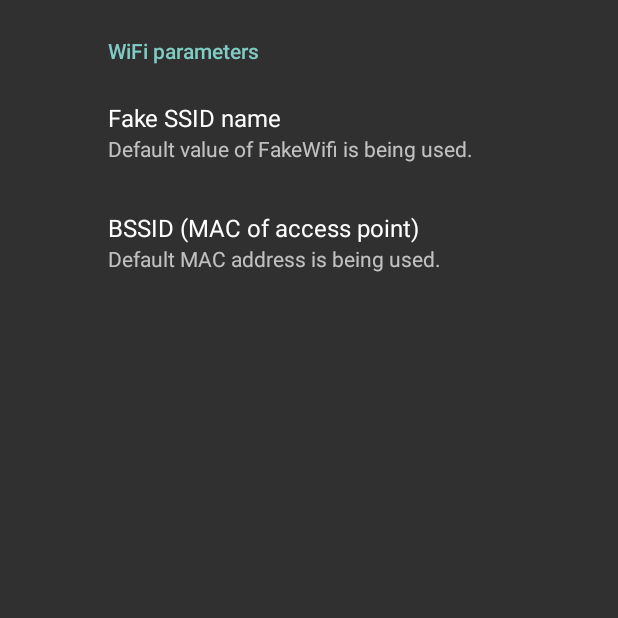
After one commit to chylek/FakeWifi, an Android app: the fragment PrefsFragment shown on its own in the app's theme, on a phone screen of 412 x 824 dp, the top half of it. The commit adds this screen. Run offline under Robolectric (Android 15) with nearby library versions, the phone set to English and light mode, and no system bars; our stand-ins replace androidx.preference.

Commit message:
add preference fragment for wifi and mac, bump version

```diff
--- a/app/build.gradle
+++ b/app/build.gradle
@@ -7,8 +7,8 @@ android {
         applicationId "eu.chylek.adam.fakewifi"
         minSdkVersion 18
         targetSdkVersion 26
-        versionCode 2
-        versionName "1.0.1"
+        versionCode 3
+        versionName "1.1"
         testInstrumentationRunner "android.support.test.runner.AndroidJUnitRunner"
     }
     buildTypes {
@@ -27,6 +27,8 @@ dependencies {
     compile 'com.android.support:appcompat-v7:26.0.2'
     compile 'com.android.support.constraint:constraint-layout:1.0.2'
     compile 'com.android.support:support-v4:26.0.2'
+    compile 'com.android.support:preference-v7:26.0.2'
+    compile 'com.android.support:preference-v14:26.1.0'
     testCompile 'junit:junit:4.12'
     provided 'de.robv.android.xposed:api:82'
 }
--- a/app/src/main/AndroidManifest.xml
+++ b/app/src/main/AndroidManifest.xml
@@ -10,7 +10,7 @@
         android:label="@string/app_name"
         android:roundIcon="@mipmap/ic_launcher_round"
         android:supportsRtl="true"
-        android:theme="@style/Theme.AppCompat.NoActionBar">
+        android:theme="@style/AppTheme.SettingsTheme">
 
         <activity android:name=".MainActivity">
             <intent-filter>
--- /dev/null
+++ b/app/src/main/java/eu/chylek/adam/fakewifi/PrefsFragment.java
@@ -0,0 +1,29 @@
+package eu.chylek.adam.fakewifi;
+
+import android.os.Bundle;
+import android.support.v7.preference.PreferenceFragmentCompat;
+
+/**
+ * Created by chylek on 20.9.17.
+ */
+
+public class PrefsFragment extends PreferenceFragmentCompat {
+
+    @Override
+    public void onCreate(Bundle savedInstanceState) {
+        super.onCreate(savedInstanceState);
+    }
+
+    @Override
+    public void onCreatePreferences(Bundle savedInstanceState, String rootKey) {
+
+        getPreferenceManager().setSharedPreferencesName(Utils.PREFERENCE_NAME);
+        setPreferencesFromResource(R.xml.prefs, rootKey);
+    }
+
+    @Override
+    public void onPause() {
+        super.onPause();
+        Utils.fixPreferencePermission(getActivity());
+    }
+}
--- a/app/src/main/res/menu/actionbar.xml
+++ b/app/src/main/res/menu/actionbar.xml
@@ -16,6 +16,10 @@
         app:showAsAction="never"/>
 
 
+    <item android:id="@+id/act_settings"
+        android:title="@string/settings"
+        app:showAsAction="never"/>
+
     <item android:id="@+id/act_about"
         android:title="@string/about"
         app:showAsAction="never"/>
--- /dev/null
+++ b/app/src/main/res/values/appstyle.xml
@@ -0,0 +1,6 @@
+<?xml version="1.0" encoding="utf-8"?>
+<resources>
+    <style name="AppTheme.SettingsTheme" parent="Theme.AppCompat.NoActionBar">
+        <item name="preferenceTheme">@style/PreferenceThemeOverlay.v14.Material</item>
+    </style>
+</resources>
--- a/app/src/main/res/values/strings.xml
+++ b/app/src/main/res/values/strings.xml
@@ -14,5 +14,13 @@
     <string name="about">About</string>
     <string name="xposed_missing">This app works only with Xposed framework. Your device does not appear to have it installed. Please install Xposed before using this app.</string>
     <string name="tasker_text">The only thing you can change is whether the app is enabled or disabled</string>
+    <string name="settings">Settings</string>
+    <string name="pref_cat_wifiparams">WiFi parameters</string>
+    <string name="title_ssid">Fake SSID name</string>
+    <string name="summary_ssid">Default value of FakeWifi is being used.</string>
+    <string name="dialog_ssid">Input desired SSID</string>
+    <string name="title_mac">BSSID (MAC of access point)</string>
+    <string name="summary_mac">Default MAC address is being used.</string>
+    <string name="dialog_mac">MAC (hexadecimal with colons AB:CD:EF:01:23:45)</string>
 
 </resources>
--- /dev/null
+++ b/app/src/main/res/xml/prefs.xml
@@ -0,0 +1,24 @@
+<?xml version="1.0" encoding="utf-8"?>
+<PreferenceScreen
+    xmlns:android="http://schemas.android.com/apk/res/android">
+
+    <PreferenceCategory
+        android:title="@string/pref_cat_wifiparams">
+
+        <EditTextPreference
+            android:key="ssid"
+            android:title="@string/title_ssid"
+            android:summary="@string/summary_ssid"
+            android:dialogTitle="@string/dialog_ssid" />
+
+        <EditTextPreference
+            android:key="mac"
+            android:title="@string/title_mac"
+            android:summary="@string/summary_mac"
+            android:dialogTitle="@string/dialog_mac" />
+
+
+    </PreferenceCategory>
+
+
+</PreferenceScreen>
```
Also changed, not shown: app/src/main/java/eu/chylek/adam/fakewifi/MainFragment.java (+14 -0 lines), 1 other file.
